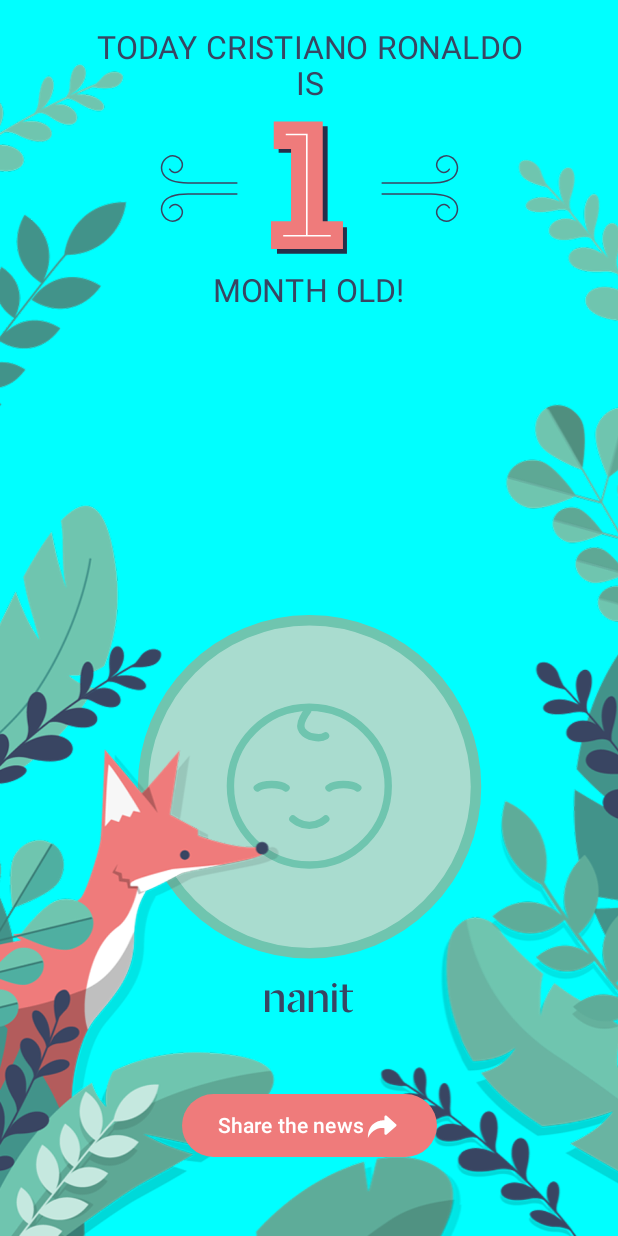
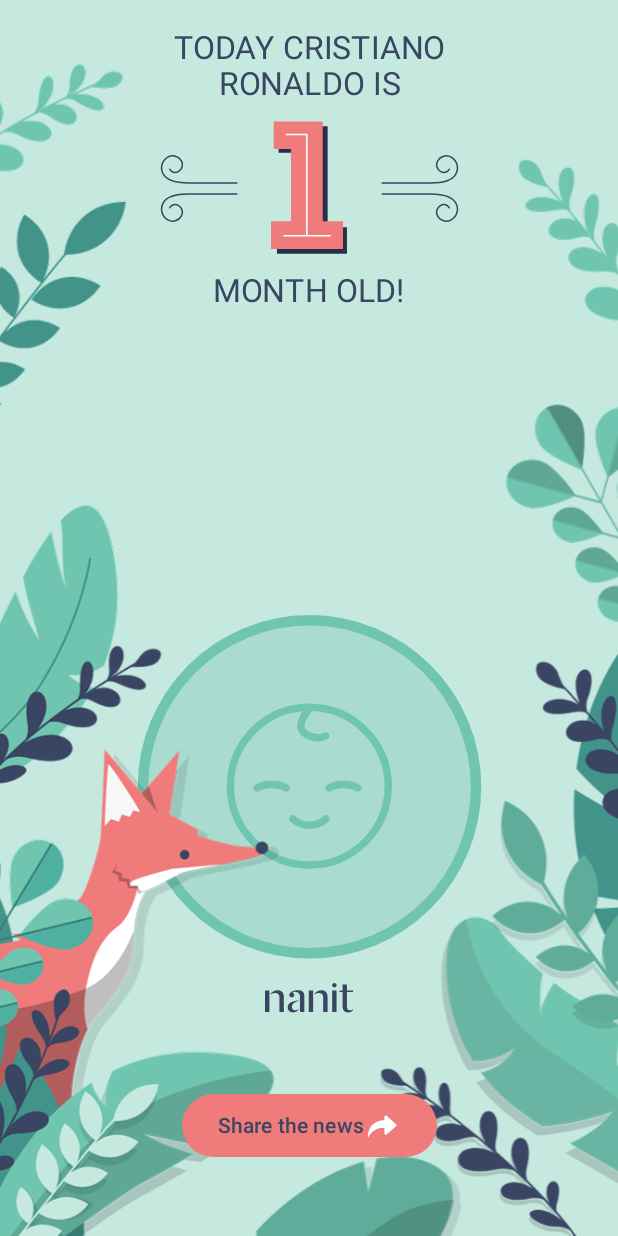
Before and after one commit to lebedynskyi/NanitTest, an Android app built with Jetpack Compose: the screen it shows after launch (MainActivity), after a tap on "Show birthday screen", on a phone screen of 412 x 824 dp. Run offline under Robolectric (Android 15) with nearby library versions, the phone set to English and light mode, and no system bars; our stand-ins replace Dagger/Hilt's generated code, accompanist.

Commit message:
Added theme support

```diff
--- a/app/build.gradle.kts
+++ b/app/build.gradle.kts
@@ -65,6 +65,7 @@ dependencies {
 
     implementation(libs.android.hilt)
     implementation(libs.android.hilt.navigation)
+    implementation(libs.accompanist.ui)
     kapt(libs.android.hilt.compiler)
 
     testImplementation(libs.junit)
--- a/app/src/main/java/com/example/birthday/presentation/base/theme/Theme.kt
+++ b/app/src/main/java/com/example/birthday/presentation/base/theme/Theme.kt
@@ -1,35 +1,94 @@
 package com.example.birthday.presentation.base.theme
 
+import android.app.Activity
 import android.os.Build
+import android.view.WindowManager
+import androidx.activity.ComponentActivity
+import androidx.activity.SystemBarStyle
+import androidx.activity.compose.LocalActivity
+import androidx.activity.enableEdgeToEdge
+import androidx.annotation.DrawableRes
 import androidx.compose.material3.MaterialTheme
 import androidx.compose.material3.darkColorScheme
-import androidx.compose.material3.dynamicDarkColorScheme
-import androidx.compose.material3.dynamicLightColorScheme
 import androidx.compose.material3.lightColorScheme
 import androidx.compose.runtime.Composable
+import androidx.compose.runtime.CompositionLocalProvider
+import androidx.compose.runtime.LaunchedEffect
+import androidx.compose.runtime.SideEffect
+import androidx.compose.runtime.getValue
+import androidx.compose.runtime.mutableStateOf
+import androidx.compose.runtime.remember
+import androidx.compose.runtime.setValue
+import androidx.compose.runtime.staticCompositionLocalOf
+import androidx.compose.ui.graphics.Color
+import androidx.compose.ui.graphics.toArgb
 import androidx.compose.ui.platform.LocalContext
+import androidx.core.view.WindowCompat
+import androidx.core.view.WindowInsetsControllerCompat
+import com.example.birthday.R
+import com.google.accompanist.systemuicontroller.rememberSystemUiController
 
-private val DarkColorScheme = darkColorScheme(
-    primary = Purple80,
-    secondary = PurpleGrey80,
-    tertiary = Pink80
+enum class AppTheme {
+    FOX {
+        override val bgImage = R.drawable.bg_fox
+    },
+
+    PELICAN {
+        override val bgImage = R.drawable.bg_pelican
+    },
+
+    ELEPHANT {
+        override val bgImage = R.drawable.bg_elephant
+    };
+
+    @get:DrawableRes
+    abstract val bgImage: Int
+}
+
+class ThemeController(
+    default: AppTheme
+) {
+    var theme by mutableStateOf(default)
+        private set
+
+    fun switchTo(theme: AppTheme) {
+        this.theme = theme
+    }
+}
+
+private val PelicanColorScheme = lightColorScheme(
+    primary = Color(0xFFDAF1F6),
+    onPrimary = Color(0xFF394562),
+    background = Color(0xFFDAF1F6),
+    onBackground = Color(0xFF394562),
+    secondary = Color(0xFFEF7B7B),
+    onSecondary = Color.White,
+    tertiary = Pink40
 )
 
-private val LightColorScheme = lightColorScheme(
-    primary = Purple40,
-    secondary = PurpleGrey40,
+private val FoxColorScheme = lightColorScheme(
+    primary = Color(0xFF6FC5AF),
+    onPrimary = Color(0xFF394562),
+    background = Color(0xFFC5E8DF),
+    onBackground = Color(0xFF394562),
+    secondary = Color(0xFFEF7B7B),
+    onSecondary = Color.White,
     tertiary = Pink40
+)
 
-    /* Other default colors to override
-    background = Color(0xFFFFFBFE),
-    surface = Color(0xFFFFFBFE),
-    onPrimary = Color.White,
+private val ElephantColorScheme = lightColorScheme(
+    primary = Color(0xFFFEEFCB),
+    onPrimary = Color(0xFF394562),
+    background = Color(0xFFFEEFCB),
+    onBackground = Color(0xFF394562),
+    secondary = Color(0xFFEF7B7B),
     onSecondary = Color.White,
-    onTertiary = Color.White,
-    onBackground = Color(0xFF1C1B1F),
-    onSurface = Color(0xFF1C1B1F),
-    */
+    tertiary = Pink40
 )
+
+val LocalTheme = staticCompositionLocalOf<ThemeController> {
+    error("No ThemeController provided")
+}
 
 @Composable
 fun BirthdayTheme(
@@ -37,19 +96,36 @@ fun BirthdayTheme(
     dynamicColor: Boolean = false,
     content: @Composable () -> Unit
 ) {
-    val colorScheme = when {
-        dynamicColor && Build.VERSION.SDK_INT >= Build.VERSION_CODES.S -> {
-            val context = LocalContext.current
-            if (darkTheme) dynamicDarkColorScheme(context) else dynamicLightColorScheme(context)
-        }
+    val themeController = remember { ThemeController(AppTheme.FOX) }
 
-        darkTheme -> DarkColorScheme
-        else -> LightColorScheme
+    val bgColor = MaterialTheme.colorScheme.background.toArgb()
+    val colorScheme = when (themeController.theme) {
+        AppTheme.FOX -> FoxColorScheme
+        AppTheme.ELEPHANT -> ElephantColorScheme
+        AppTheme.PELICAN -> PelicanColorScheme
     }
 
-    MaterialTheme(
-        colorScheme = colorScheme,
-        typography = Typography,
-        content = content
-    )
+    val activity = LocalActivity.current as ComponentActivity
+    LaunchedEffect(themeController.theme) {
+        if (Build.VERSION.SDK_INT >= 29) {
+            activity.enableEdgeToEdge(
+                navigationBarStyle = SystemBarStyle.light(bgColor, bgColor)
+            )
+        } else {
+            WindowCompat.setDecorFitsSystemWindows(activity.window, false)
+            WindowCompat.getInsetsController(activity.window, activity.window.decorView).apply {
+                isAppearanceLightNavigationBars = true
+            }
+            activity.window.navigationBarColor = bgColor
+        }
+    }
+
+    CompositionLocalProvider(LocalTheme provides themeController) {
+        MaterialTheme(
+            colorScheme = colorScheme,
+            typography = Typography,
+        ) {
+            content()
+        }
+    }
 }
--- a/app/src/main/java/com/example/birthday/presentation/birthday/BirthdayPage.kt
+++ b/app/src/main/java/com/example/birthday/presentation/birthday/BirthdayPage.kt
@@ -1,7 +1,7 @@
 package com.example.birthday.presentation.birthday
 
 import androidx.compose.foundation.Image
-import androidx.compose.foundation.background
+import androidx.compose.foundation.clickable
 import androidx.compose.foundation.layout.Arrangement
 import androidx.compose.foundation.layout.Box
 import androidx.compose.foundation.layout.Column
@@ -32,7 +32,9 @@ import androidx.compose.ui.unit.IntOffset
 import androidx.compose.ui.unit.dp
 import androidx.compose.ui.unit.sp
 import com.example.birthday.R
+import com.example.birthday.presentation.base.theme.AppTheme
 import com.example.birthday.presentation.base.theme.BirthdayTheme
+import com.example.birthday.presentation.base.theme.LocalTheme
 
 @Composable
 fun BirthdayPage(
@@ -45,16 +47,12 @@ fun BirthdayPage(
 private fun BirthdayPageContent(childName: String?) {
     var footerHeight by remember { mutableIntStateOf(0) }
 
-    Box(
-        modifier = Modifier
-            .fillMaxSize()
-            .background(Color.Cyan)
-    ) {
+    Box(modifier = Modifier.fillMaxSize()) {
         ChildAge(
             Modifier
                 .align(Alignment.TopCenter)
                 .padding(top = 20.dp)
-                .fillMaxWidth(0.7F)
+                .fillMaxWidth(0.6F)
         )
 
         ChildAvatar(
@@ -65,7 +63,7 @@ private fun BirthdayPageContent(childName: String?) {
                 })
 
         Image(
-            painterResource(R.drawable.bg_fox_2),
+            painterResource(LocalTheme.current.theme.bgImage),
             contentDescription = null,
             contentScale = ContentScale.Crop,
             modifier = Modifier.fillMaxSize()
@@ -119,9 +117,13 @@ private fun ChildAge(modifier: Modifier = Modifier) {
 
 @Composable
 private fun ChildAvatar(modifier: Modifier = Modifier) {
+    val themeController = LocalTheme.current
+
     Image(
         painterResource(R.drawable.ic_avatar_fox),
-        modifier = modifier,
+        modifier = modifier.clickable {
+            themeController.switchTo((AppTheme.entries - themeController.theme).random())
+        },
         contentDescription = null,
     )
 }
--- a/app/src/main/java/com/example/birthday/presentation/welcome/WelcomePage.kt
+++ b/app/src/main/java/com/example/birthday/presentation/welcome/WelcomePage.kt
@@ -14,6 +14,7 @@ import androidx.compose.material3.DatePicker
 import androidx.compose.material3.DatePickerDialog
 import androidx.compose.material3.ExperimentalMaterial3Api
 import androidx.compose.material3.LocalTextStyle
+import androidx.compose.material3.MaterialTheme
 import androidx.compose.material3.OutlinedButton
 import androidx.compose.material3.OutlinedTextField
 import androidx.compose.material3.OutlinedTextFieldDefaults
@@ -21,6 +22,8 @@ import androidx.compose.material3.Scaffold
 import androidx.compose.material3.Text
 import androidx.compose.material3.TextButton
 import androidx.compose.material3.TopAppBar
+import androidx.compose.material3.TopAppBarColors
+import androidx.compose.material3.TopAppBarDefaults
 import androidx.compose.material3.rememberDatePickerState
 import androidx.compose.runtime.Composable
 import androidx.compose.runtime.getValue
@@ -30,6 +33,7 @@ import androidx.compose.runtime.setValue
 import androidx.compose.ui.Alignment
 import androidx.compose.ui.Modifier
 import androidx.compose.ui.res.stringResource
+import androidx.compose.ui.text.style.TextAlign
 import androidx.compose.ui.tooling.preview.Preview
 import androidx.compose.ui.unit.dp
 import com.example.birthday.R
@@ -49,7 +53,7 @@ fun WelcomePage(
             date = viewState.birthdayDate,
             onNameChanged = { onEvent(WelcomeUIEvent.NameChanged(it)) },
             onDateChanged = { onEvent(WelcomeUIEvent.DateChanged(it)) },
-            onShowPressed = {onEvent(WelcomeUIEvent.OnShowBirthday)},
+            onShowPressed = { onEvent(WelcomeUIEvent.OnShowBirthday) },
             modifier = Modifier
                 .padding(padding.calculateTopPadding())
                 .fillMaxSize()
@@ -59,13 +63,12 @@ fun WelcomePage(
 
 @Composable
 private fun WelcomePageTopBar() {
-    TopAppBar(
-        title = {
-            Text(
-                stringResource(R.string.app_name),
-                style = Typography.titleLarge,
-            )
-        })
+    Text(
+        stringResource(R.string.app_name),
+        modifier = Modifier.fillMaxWidth(),
+        textAlign = TextAlign.Center,
+        style = Typography.titleLarge
+    )
 }
 
 @Composable
@@ -100,21 +103,27 @@ private fun WelcomePageContent(
 
         Spacer(Modifier.size(12.dp))
 
-        OutlinedButton(
-            contentPadding = OutlinedTextFieldDefaults.contentPadding(),
-            shape = OutlinedTextFieldDefaults.shape,
-            onClick = { showDatePicker = true },
-            modifier = Modifier
-                .fillMaxWidth()
-                .height(OutlinedTextFieldDefaults.MinHeight),
-        ) {
-            Text(
-                text = date?.let { it.toString() } ?: stringResource(R.string.birthday),
-                style = LocalTextStyle.current,
-                color = OutlinedTextFieldDefaults.colors().focusedTextColor,
-                modifier = Modifier.fillMaxWidth()
-            )
-        }
+        OutlinedTextField(
+            value = date?.toString().orEmpty(),
+            label = { Text(stringResource(R.string.birthday)) },
+            onValueChange = {},
+        )
+
+//        OutlinedButton(
+//            contentPadding = OutlinedTextFieldDefaults.contentPadding(),
+//            shape = OutlinedTextFieldDefaults.shape,
+//            onClick = { showDatePicker = true },
+//            modifier = Modifier
+//                .fillMaxWidth()
+//                .height(OutlinedTextFieldDefaults.MinHeight),
+//        ) {
+//            Text(
+//                text = date?.toString() ?: stringResource(R.string.birthday),
+//                style = LocalTextStyle.current,
+//                color = OutlinedTextFieldDefaults.colors().focusedTextColor,
+//                modifier = Modifier.fillMaxWidth()
+//            )
+//        }
 
         Spacer(Modifier.size(24.dp))
 
--- a/gradle/libs.versions.toml
+++ b/gradle/libs.versions.toml
@@ -6,11 +6,12 @@ junit = "4.13.2"
 junitVersion = "1.1.5"
 espressoCore = "3.5.1"
 lifecycleRuntimeKtx = "2.6.1"
-activityCompose = "1.8.0"
+activityCompose = "1.10.1"
 composeBom = "2024.09.00"
 navhost = "2.8.9"
 hilt = "2.51.1"
 hiltNavigation = "1.2.0"
+accompanistUI = "0.36.0"
 
 [libraries]
 androidx-core-ktx = { group = "androidx.core", name = "core-ktx", version.ref = "coreKtx" }
@@ -31,6 +32,7 @@ androidx-ui-navigation = { group = "androidx.navigation", name = "navigation-com
 android-hilt = { group = "com.google.dagger", name = "hilt-android", version.ref = "hilt" }
 android-hilt-compiler = { group = "com.google.dagger", name = "hilt-compiler", version.ref = "hilt" }
 android-hilt-navigation = { group = "androidx.hilt", name = "hilt-navigation-compose", version.ref = "hiltNavigation" }
+accompanist-ui = {group = "com.google.accompanist", name = "accompanist-systemuicontroller", version.ref = "accompanistUI"}
 
 [plugins]
 android-application = { id = "com.android.application", version.ref = "agp" }
```
Also changed, not shown: app/src/main/java/com/example/birthday/MainActivity.kt (+7 -0 lines), app/src/main/res/drawable-xxhdpi/bg_elephant.png (added), app/src/main/res/drawable-xxhdpi/bg_fox.png (added), app/src/main/res/drawable-xxhdpi/bg_pelican.png (added).
